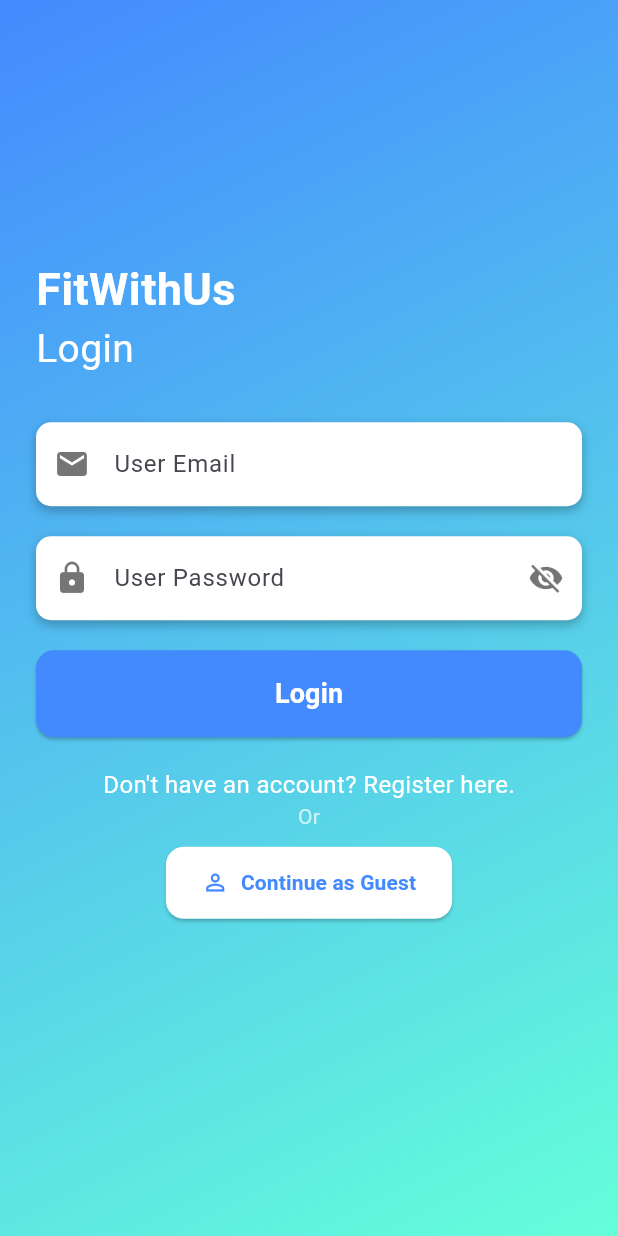
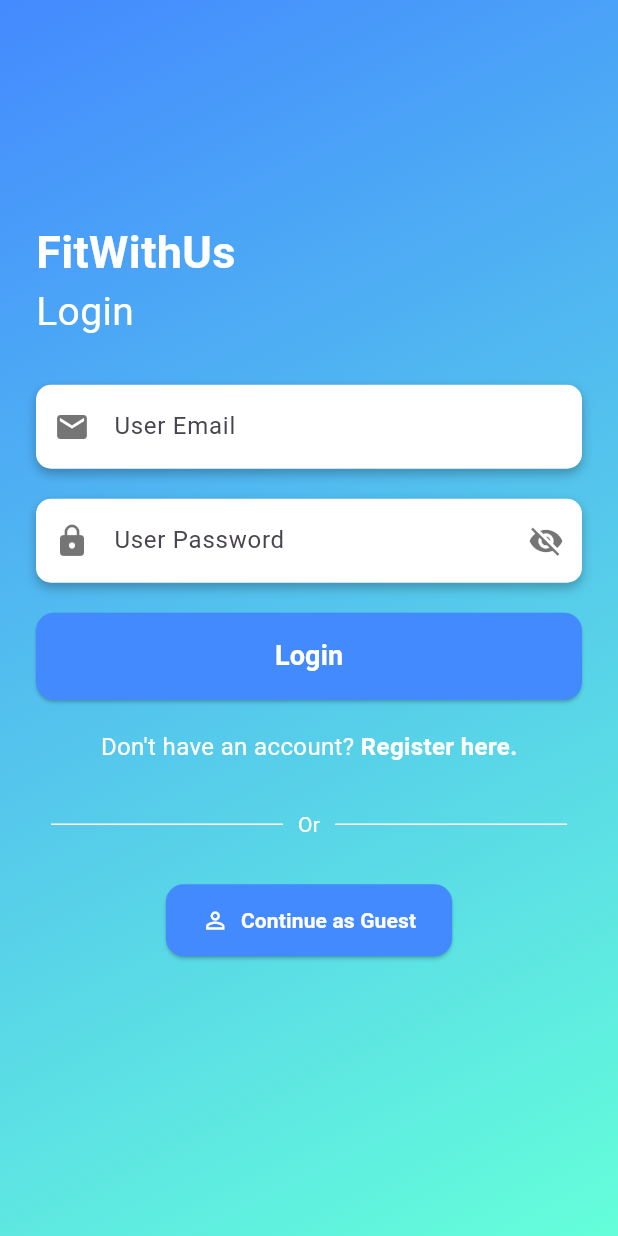
Before and after one commit to Lacesz0123/fitwithus, a Flutter app: the screen it shows after launch, on a phone screen of 412 x 824 dp. Run offline on Flutter 3.47's test engine with Material 3 defaults, Android fonts, the phone set to English and light mode, and no system bars; our stand-ins replace cloud_firestore, email_validator, firebase_auth, firebase_core, firebase_storage, fl_chart and 3 more; accounts and stored records are empty.

Commit message:
login screen minor UI update

```diff
--- a/lib/login/login_screen.dart
+++ b/lib/login/login_screen.dart
@@ -203,41 +203,70 @@ class _LoginScreenState extends State<LoginScreen> {
                         ),
                       );
                     },
-                    child: const Text(
-                      "Don't have an account? Register here.",
-                      style: TextStyle(
+                    child: Text.rich(
+                      TextSpan(
+                        text: "Don't have an account? ",
+                        style: const TextStyle(
                           color: Colors.white,
                           fontSize: 16.0,
+                        ),
+                        children: [
+                          TextSpan(
+                            text: "Register here.",
+                            style: const TextStyle(
+                              fontWeight: FontWeight.bold,
+                              color: Colors
+                                  .white, // vagy Colors.tealAccent ha jobban ki akarod emelni
+                            ),
+                          ),
+                        ],
                       ),
                     ),
                   ),
                 ),
+                const SizedBox(height: 30),
+                Row(
+                  children: const [
+                    Expanded(
+                      child: Divider(
+                        color: Colors.white,
+                        thickness: 1,
+                        indent: 10,
+                        endIndent: 10,
+                      ),
+                    ),
+                    Text(
+                      "Or",
+                      style: TextStyle(color: Colors.white, fontSize: 14),
+                    ),
+                    Expanded(
+                      child: Divider(
+                        color: Colors.white,
+                        thickness: 1,
+                        indent: 10,
+                        endIndent: 10,
+                      ),
+                    ),
+                  ],
+                ),
+                const SizedBox(height: 30),
                 Center(
-                  child: Column(
-                    children: [
-                      const Text(
-                        "Or",
-                        style: TextStyle(color: Colors.white70, fontSize: 14),
-                      ),
-                      const SizedBox(height: 10),
-                      ElevatedButton.icon(
+                  child: ElevatedButton.icon(
                     onPressed: _signInAsGuest,
                     style: ElevatedButton.styleFrom(
-                          backgroundColor: Colors.white,
-                          foregroundColor: Colors.blueAccent,
+                      backgroundColor: Colors.blueAccent,
+                      foregroundColor: Colors.white,
                       padding: const EdgeInsets.symmetric(
                           horizontal: 24, vertical: 14),
                       shape: RoundedRectangleBorder(
                         borderRadius: BorderRadius.circular(12),
                       ),
                     ),
-                        icon: const Icon(Icons.person_outline),
+                    icon: const Icon(Icons.person_outline, color: Colors.white),
                     label: const Text(
                       "Continue as Guest",
                       style: TextStyle(fontWeight: FontWeight.bold),
                     ),
-                      ),
-                    ],
                   ),
                 ),
                 const SizedBox(height: 40.0),
```
Lines whose indentation alone changed are shown as unchanged.
